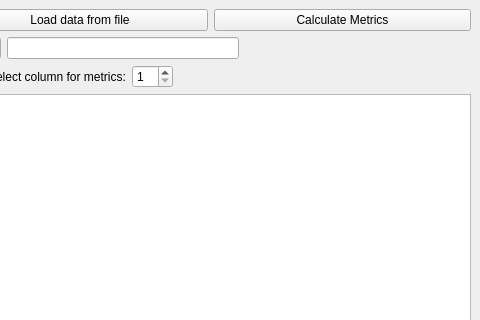
Before: the Qt Designer form OP/Lab2_CSV_Editor/mainwindow.ui in SharkyJunior/2nd-Semester-Projects, drawn with Qt 5; both pictures show x 320 to 800 and y 0 to 320 of the 800 by 600 pixel window.
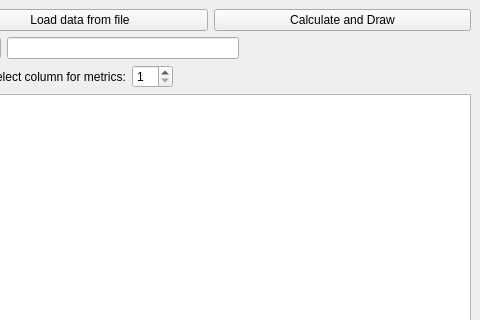
After: the same form once the commit is applied.

Diff of the .ui file:
```diff
--- a/OP/Lab2_CSV_Editor/mainwindow.ui
+++ b/OP/Lab2_CSV_Editor/mainwindow.ui
@@ -78,7 +78,7 @@
       <item>
        <widget class="QPushButton" name="calcMetricsButton">
         <property name="text">
-         <string>Calculate Metrics</string>
+         <string>Calculate and Draw</string>
         </property>
        </widget>
       </item>
```
